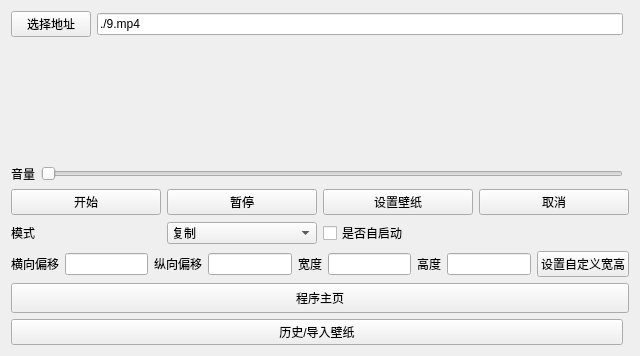
Above: settingwindow.ui from dependon/fantascene-dynamic-wallpaper before the change. Below: the same form after it.
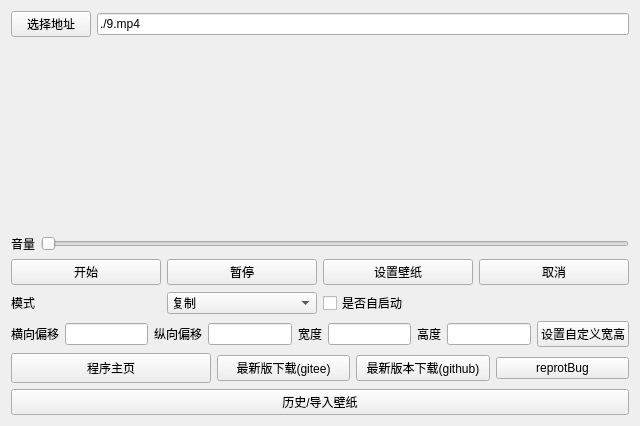
That is the form after the change.

Commit message:
fix: 增加了一些外部网页
Description:

Log:
Bug:
Issue:
Task:

```diff
--- a/settingwindow.ui
+++ b/settingwindow.ui
@@ -7,7 +7,7 @@
     <x>0</x>
     <y>0</y>
     <width>633</width>
-    <height>356</height>
+    <height>426</height>
    </rect>
   </property>
   <property name="windowTitle">
@@ -70,6 +70,19 @@
     </layout>
    </item>
    <item row="4" column="0">
+    <spacer name="verticalSpacer">
+     <property name="orientation">
+      <enum>Qt::Vertical</enum>
+     </property>
+     <property name="sizeHint" stdset="0">
+      <size>
+       <width>20</width>
+       <height>40</height>
+      </size>
+     </property>
+    </spacer>
+   </item>
+   <item row="5" column="0">
     <layout class="QHBoxLayout" name="horizontalLayout_3">
      <item>
       <widget class="QLabel" name="label">
@@ -90,7 +103,7 @@
      </item>
     </layout>
    </item>
-   <item row="5" column="0" colspan="2">
+   <item row="7" column="0">
     <layout class="QHBoxLayout" name="horizontalLayout">
      <item>
       <widget class="QPushButton" name="startBtn">
@@ -170,7 +183,7 @@
      </item>
     </layout>
    </item>
-   <item row="6" column="0" colspan="2">
+   <item row="8" column="0">
     <layout class="QVBoxLayout" name="verticalLayout">
      <item>
       <layout class="QHBoxLayout" name="horizontalLayout_12">
@@ -290,7 +303,9 @@
      </item>
     </layout>
    </item>
-   <item row="7" column="0" colspan="2">
+   <item row="9" column="0">
+    <layout class="QHBoxLayout" name="horizontalLayout_14">
+     <item>
     <widget class="QPushButton" name="mainWeb">
      <property name="minimumSize">
       <size>
@@ -303,33 +318,30 @@
      </property>
     </widget>
    </item>
-   <item row="3" column="0">
-    <spacer name="verticalSpacer">
-     <property name="orientation">
-      <enum>Qt::Vertical</enum>
-     </property>
-     <property name="sizeHint" stdset="0">
-      <size>
-       <width>20</width>
-       <height>40</height>
-      </size>
-     </property>
-    </spacer>
-   </item>
-   <item row="1" column="0">
-    <spacer name="verticalSpacer_2">
-     <property name="orientation">
-      <enum>Qt::Vertical</enum>
-     </property>
-     <property name="sizeHint" stdset="0">
-      <size>
-       <width>20</width>
-       <height>40</height>
-      </size>
-     </property>
-    </spacer>
-   </item>
-   <item row="8" column="0">
+     <item>
+      <widget class="QPushButton" name="giteeWeb">
+       <property name="text">
+        <string>最新版下载(gitee)</string>
+       </property>
+      </widget>
+     </item>
+     <item>
+      <widget class="QPushButton" name="githubWeb">
+       <property name="text">
+        <string>最新版本下载(github)</string>
+       </property>
+      </widget>
+     </item>
+     <item>
+      <widget class="QPushButton" name="bugBtn">
+       <property name="text">
+        <string>reprotBug</string>
+       </property>
+      </widget>
+     </item>
+    </layout>
+   </item>
+   <item row="10" column="0">
     <widget class="QPushButton" name="history">
      <property name="text">
       <string>历史/导入壁纸</string>
```
Left out of the diff: 13 changed lines with no effect on the pictures. Lines whose indentation alone changed are shown as unchanged. The commit also changes 2 other files.
